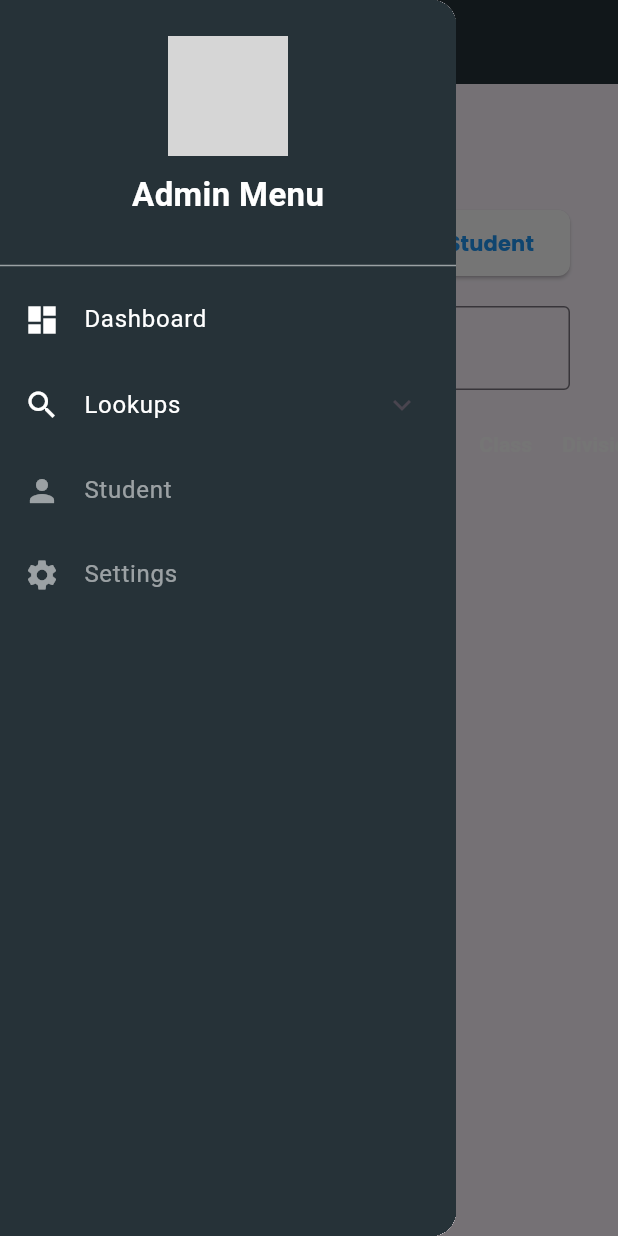
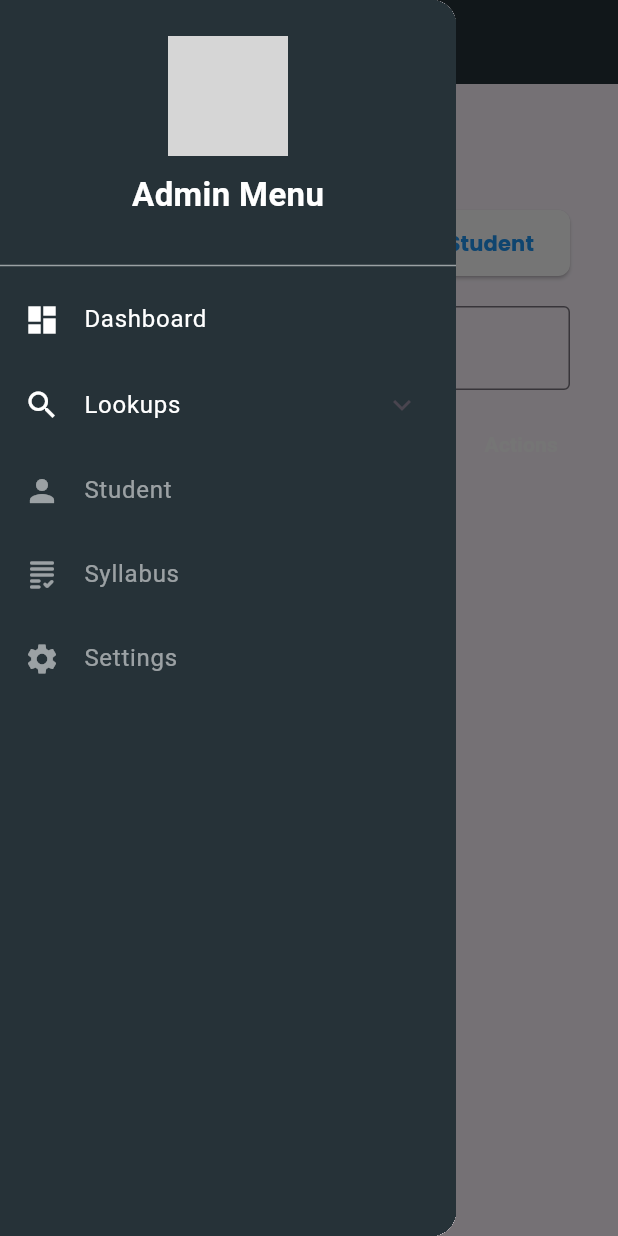
Before and after one commit to Minute354/web_dashboardmodel, a Flutter app: the StudentListPage screen opened directly, with the side drawer open, on a phone screen of 412 x 824 dp. Run offline on Flutter 3.47's test engine with Material 3 defaults, Android fonts, the phone set to English and light mode, and no system bars; our stand-ins replace email_validator, google_fonts; network calls fail; grey boxes are pictures that could not be loaded.

Commit message:
syllabus added

```diff
--- /dev/null
+++ b/lib/controllers/syllabus_controller.dart
@@ -0,0 +1,29 @@
+// controllers/syllabus_controller.dart
+
+import 'package:flutter/material.dart';
+import '../models/syllabus_model.dart';
+
+class SyllabusController with ChangeNotifier {
+  List<Syllabus> _syllabi = [];
+
+  List<Syllabus> get syllabi => _syllabi;
+
+  void addSyllabus(Syllabus syllabus) {
+    _syllabi.add(syllabus);
+    notifyListeners();
+  }
+
+  void updateSyllabus(int index, Syllabus updatedSyllabus) {
+    if (index >= 0 && index < _syllabi.length) {
+      _syllabi[index] = updatedSyllabus;
+      notifyListeners();
+    }
+  }
+
+  void deleteSyllabus(int index) {
+    if (index >= 0 && index < _syllabi.length) {
+      _syllabi.removeAt(index);
+      notifyListeners();
+    }
+  }
+}
--- a/lib/main.dart
+++ b/lib/main.dart
@@ -3,6 +3,7 @@ import 'package:provider/provider.dart';
 import 'package:school_web_app/controllers/class_controller.dart';
 import 'package:school_web_app/controllers/course_controller.dart';
 import 'package:school_web_app/controllers/subject_controller.dart';
+import 'package:school_web_app/controllers/syllabus_controller.dart';
 import 'package:school_web_app/controllers/teacher_controller.dart';
 import 'controllers/student_controller.dart';
 import 'views/screenlogin.dart';
@@ -24,6 +25,7 @@ class MyApp extends StatelessWidget {
         ChangeNotifierProvider(create: (_) => SubjectController()),
         ChangeNotifierProvider(create: (_) => CourseController()),
         ChangeNotifierProvider(create: (_) => TeacherController()),
+        ChangeNotifierProvider(create: (_) => SyllabusController()),
       ],
       child: MaterialApp(
         debugShowCheckedModeBanner: false,
--- /dev/null
+++ b/lib/models/syllabus_model.dart
@@ -0,0 +1,13 @@
+// models/syllabus_model.dart
+
+class Syllabus {
+  final String syllabusId;
+  final String content;
+  final String downloadUrl;
+
+  Syllabus({
+    required this.syllabusId,
+    required this.content,
+    required this.downloadUrl,
+  });
+}
--- a/lib/views/sidebars.dart
+++ b/lib/views/sidebars.dart
@@ -6,6 +6,7 @@ import 'package:school_web_app/views/dashboard_screen.dart';
 import 'package:school_web_app/views/setting_screen.dart';
 import 'package:school_web_app/views/student_list_screen.dart';
 import 'package:school_web_app/views/subject_list_screen.dart';
+import 'package:school_web_app/views/syllabus_scteen.dart';
 import 'package:school_web_app/views/teacher_list_screen.dart';
 
 class Sidebar extends StatefulWidget {
@@ -74,6 +75,19 @@ class _SidebarState extends State<Sidebar> {
                   MaterialPageRoute(builder: (context) => StudentListPage()));
             },
             isSelected: selectedItem == 'Student',
+          ),
+          _buildSidebarItem(
+            icon: Icons.grading_rounded,
+            label: 'Syllabus',
+            context: context,
+            onTap: () {
+              setState(() {
+                selectedItem = 'Syllabus';
+              });
+              Navigator.of(context).push(
+                  MaterialPageRoute(builder: (context) => SyllabusPage()));
+            },
+            isSelected: selectedItem == 'Settings',
           ),
           _buildSidebarItem(
             icon: Icons.settings,
--- a/lib/views/student_list_screen.dart
+++ b/lib/views/student_list_screen.dart
@@ -80,7 +80,8 @@ class StudentListPage extends StatelessWidget {
                   ),
                   SizedBox(height: 10),
                   // Search TextField
-                  Padding(
+                  SizedBox(width: 500,
+                    child: Padding(
                       padding: const EdgeInsets.symmetric(
                           horizontal: 16.0, vertical: 8.0),
                       child: Row(
@@ -104,10 +105,14 @@ class StudentListPage extends StatelessWidget {
                         ],
                       ),
                     ),
-                  Expanded(
+                  ),
+                  SizedBox(
+                    width: 2000,
+                    child: Expanded(
                       child: Consumer<StudentController>(
                         builder: (context, studentController, child) {
                           return Column(
+                            crossAxisAlignment: CrossAxisAlignment.start,
                             children: [
                               // DataTable Header
                               SizedBox(
@@ -115,10 +120,11 @@ class StudentListPage extends StatelessWidget {
                                 child: DataTable(
                                   columnSpacing: 20.0,
                                   headingRowColor:
-                                    WidgetStateProperty.all(Colors.black),
+                                      WidgetStateProperty.all(Colors.blueGrey.shade900),
                                   columns: const <DataColumn>[
                                     DataColumn(
-                                    label: Text(
+                                      label: SizedBox(
+                                        child: Text(
                                           'No',
                                           style: TextStyle(
                                             color: Colors.white,
@@ -126,8 +132,10 @@ class StudentListPage extends StatelessWidget {
                                           ),
                                         ),
                                       ),
+                                    ),
                                     DataColumn(
-                                    label: Text(
+                                      label: SizedBox(
+                                        child: Text(
                                           'Name',
                                           style: TextStyle(
                                             color: Colors.white,
@@ -135,8 +143,10 @@ class StudentListPage extends StatelessWidget {
                                           ),
                                         ),
                                       ),
+                                    ),
                                     DataColumn(
-                                    label: Text(
+                                      label: SizedBox(
+                                        child: Text(
                                           'Class',
                                           style: TextStyle(
                                             color: Colors.white,
@@ -144,8 +154,10 @@ class StudentListPage extends StatelessWidget {
                                           ),
                                         ),
                                       ),
+                                    ),
                                     DataColumn(
-                                    label: Text(
+                                      label: SizedBox(
+                                        child: Text(
                                           'Division',
                                           style: TextStyle(
                                             color: Colors.white,
@@ -153,8 +165,10 @@ class StudentListPage extends StatelessWidget {
                                           ),
                                         ),
                                       ),
+                                    ),
                                     DataColumn(
-                                    label: Text(
+                                      label: SizedBox(
+                                        child: Text(
                                           'Status',
                                           style: TextStyle(
                                             color: Colors.white,
@@ -162,12 +176,15 @@ class StudentListPage extends StatelessWidget {
                                           ),
                                         ),
                                       ),
+                                    ),
                                     DataColumn(
-                                    label: Text(
+                                      label: SizedBox(
+                                        child: Text(
                                           'Actions',
                                           style: TextStyle(
                                             color: Colors.white,
                                             fontWeight: FontWeight.bold,
+                                          ),
                                         ),
                                       ),
                                     ),
@@ -184,7 +201,8 @@ class StudentListPage extends StatelessWidget {
                                           DataCell(Text(student.studentClass)),
                                           DataCell(Text(student.division)),
                                           DataCell(
-                                          Chip(
+                                            SizedBox(width: 100,
+                                              child: Chip(
                                                 label: Text(
                                                   student.isActive
                                                       ? 'Active'
@@ -195,6 +213,7 @@ class StudentListPage extends StatelessWidget {
                                                 backgroundColor: student.isActive
                                                     ? Colors.green
                                                     : Colors.red,
+                                              ),
                                             ),
                                           ),
                                           DataCell(
@@ -222,6 +241,7 @@ class StudentListPage extends StatelessWidget {
                             ],
                           );
                         },
+                      ),
                     ),
                   ),
                 ],
```
Also changed, not shown: lib/controllers/student_controller.dart (+16 -6 lines), lib/views/syllabus_scteen.dart (added, +336 -0 lines). Lines whose indentation alone changed are shown as unchanged.
